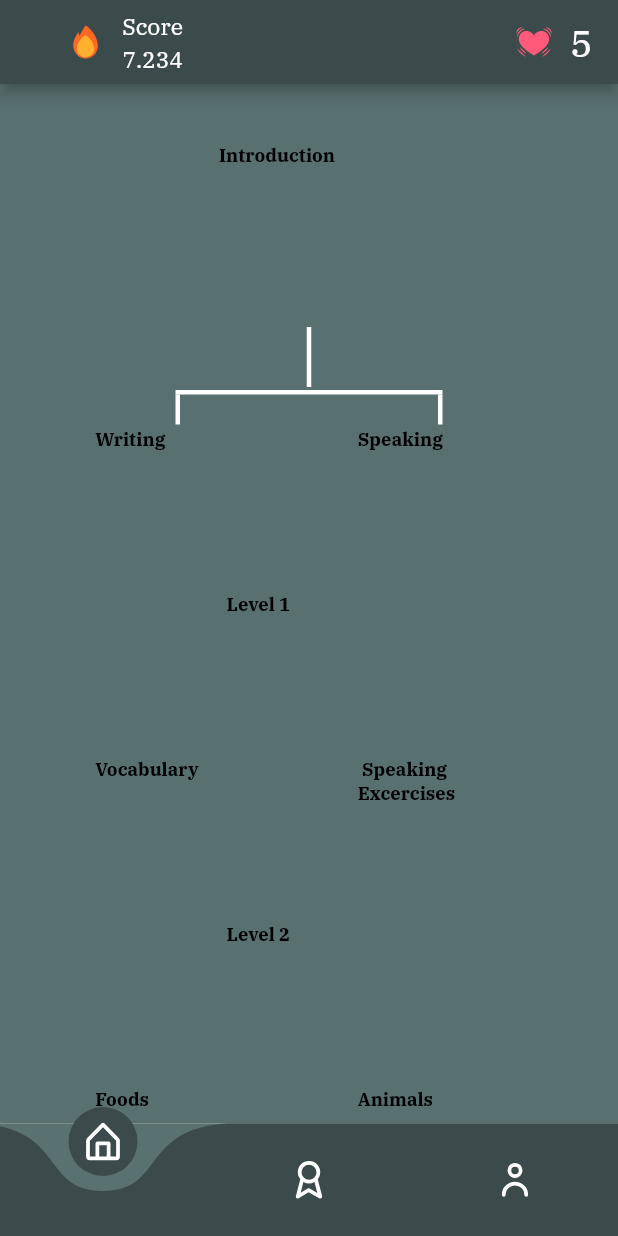
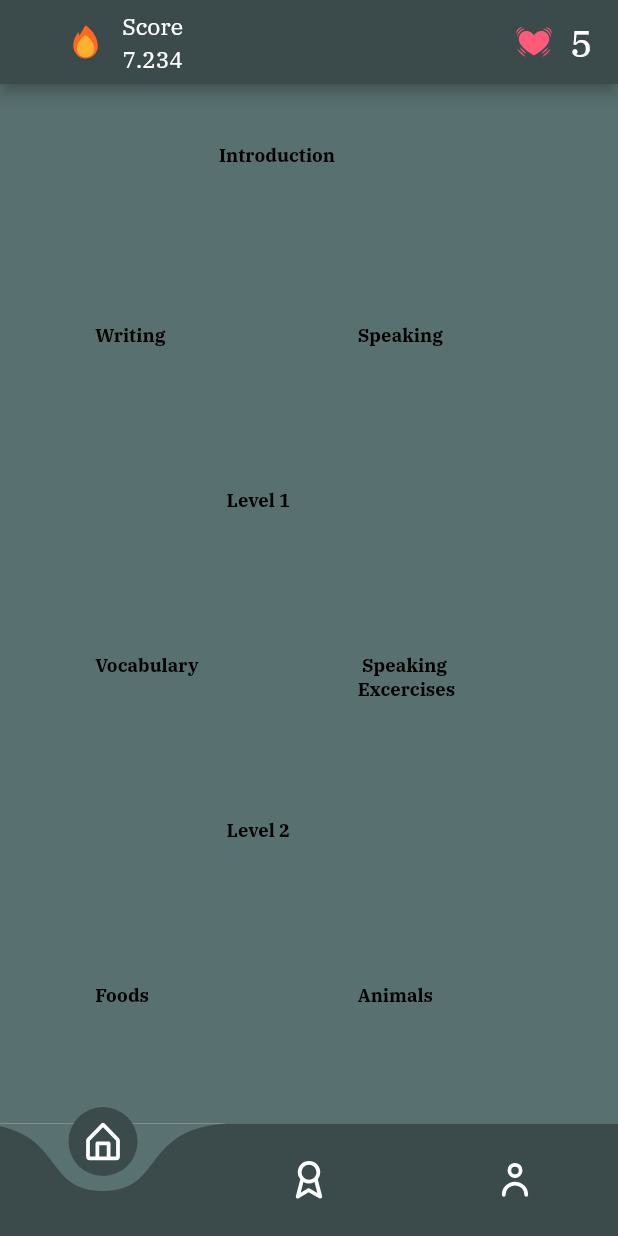
Before and after one commit to darelahmed/Englisherr-EducationApp, a Flutter app: the screen it shows after launch, on a phone screen of 412 x 824 dp. Run offline on Flutter 3.47's test engine with Material 2 defaults, Android fonts, the phone set to English and light mode, and no system bars; drawn by our look-alikes of curved_navigation_bar; our stand-ins replace flutter_svg; missing offline and left inert: hexagon; project files that could hold a hidden picture were left out.

Commit message:
screen:[DAG] Delete the lines between the hexagon

```diff
--- a/lib/HomePage.dart
+++ b/lib/HomePage.dart
@@ -100,35 +100,11 @@ class _HomePageState extends State<HomePage> {
                   ),
                 ],
               ),
-              Container(
-                padding: EdgeInsets.only(top: 2),
-                child: Container(
-                  height: 40,
-                  width: 3,
-                  color: Colors.white,
-                ),
-              ),
-              Container(
-                padding: EdgeInsets.only(top: 2),
-                child: Container(
-                  height: 3,
-                  width: 178,
-                  color: Colors.white,
-                ),
-              ),
               Row(
                 mainAxisAlignment: MainAxisAlignment.center,
                 children: [
                   Column(
                     children: [
-                      Container(
-                        padding: EdgeInsets.only(bottom: 2),
-                        child: Container(
-                          height: 20,
-                          width: 3,
-                          color: Colors.white,
-                        ),
-                      ),
                       Container(
                         width: 110,
                         height: 110,
@@ -156,14 +132,6 @@ class _HomePageState extends State<HomePage> {
                   SizedBox(width: 65,),
                   Column(
                     children: [
-                      Container(
-                        padding: EdgeInsets.only(bottom: 2),
-                        child: Container(
-                          height: 20,
-                          width: 3,
-                          color: Colors.white,
-                        ),
-                      ),
                       Container(
                         width: 110,
                         height: 110,
```
